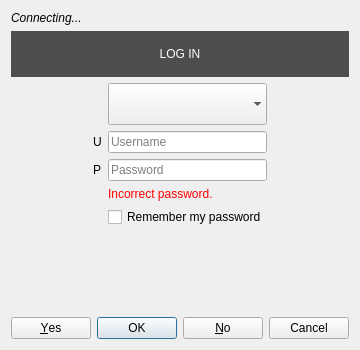
drawpile/Drawpile, file src/desktop/ui/logindialog.ui: the form before one commit.
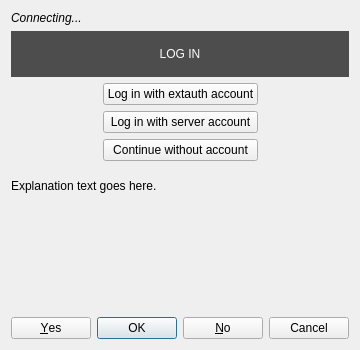
The form after the commit. The open tabs and pages were chosen to show the change. Icons and pictures are not drawn. Custom widgets are drawn as their Qt base class.

Diff of the .ui file:
```diff
--- a/src/desktop/ui/logindialog.ui
+++ b/src/desktop/ui/logindialog.ui
@@ -79,7 +79,7 @@
         </widget>
        </item>
        <item>
-        <layout class="QGridLayout">
+        <layout class="QGridLayout" name="authPageLayout">
          <item row="3" column="2">
           <widget class="QLabel" name="badPasswordLabel">
            <property name="styleSheet">
@@ -110,19 +110,6 @@
            </property>
           </widget>
          </item>
-         <item row="2" column="0">
-          <spacer>
-           <property name="orientation">
-            <enum>Qt::Horizontal</enum>
-           </property>
-           <property name="sizeHint" stdset="0">
-            <size>
-             <width>40</width>
-             <height>20</height>
-            </size>
-           </property>
-          </spacer>
-         </item>
          <item row="1" column="2">
           <widget class="QLineEdit" name="username">
            <property name="placeholderText">
@@ -130,19 +117,6 @@
            </property>
           </widget>
          </item>
-         <item row="2" column="3">
-          <spacer>
-           <property name="orientation">
-            <enum>Qt::Horizontal</enum>
-           </property>
-           <property name="sizeHint" stdset="0">
-            <size>
-             <width>40</width>
-             <height>20</height>
-            </size>
-           </property>
-          </spacer>
-         </item>
          <item row="1" column="1">
           <widget class="QLabel" name="usernameIcon">
            <property name="text">
@@ -179,14 +153,43 @@
         </layout>
        </item>
        <item>
-        <spacer>
+        <spacer name="authPageFixedSpacer">
          <property name="orientation">
           <enum>Qt::Vertical</enum>
          </property>
+         <property name="sizeType">
+          <enum>QSizePolicy::Fixed</enum>
+         </property>
          <property name="sizeHint" stdset="0">
           <size>
-           <width>20</width>
-           <height>59</height>
+           <width>0</width>
+           <height>6</height>
+          </size>
+         </property>
+        </spacer>
+       </item>
+       <item>
+        <widget class="QLabel" name="authExplanationLabel">
+         <property name="text">
+          <string notr="true">&lt;html&gt;&lt;head/&gt;&lt;body&gt;&lt;p&gt;Login explanation goes here.&lt;/p&gt;&lt;/body&gt;&lt;/html&gt;</string>
+         </property>
+         <property name="textFormat">
+          <enum>Qt::RichText</enum>
+         </property>
+         <property name="wordWrap">
+          <bool>true</bool>
+         </property>
+        </widget>
+       </item>
+       <item>
+        <spacer name="authPageBottomSpacer">
+         <property name="orientation">
+          <enum>Qt::Vertical</enum>
+         </property>
+         <property name="sizeHint" stdset="0">
+          <size>
+           <width>0</width>
+           <height>0</height>
           </size>
          </property>
         </spacer>
@@ -488,6 +491,132 @@
        </item>
       </layout>
      </widget>
+     <widget class="QWidget" name="authModePage">
+      <layout class="QGridLayout" name="authModePageLayout">
+       <property name="leftMargin">
+        <number>0</number>
+       </property>
+       <property name="topMargin">
+        <number>0</number>
+       </property>
+       <property name="rightMargin">
+        <number>0</number>
+       </property>
+       <property name="bottomMargin">
+        <number>0</number>
+       </property>
+       <item row="0" column="0" colspan="3">
+        <widget class="QLabel" name="authModePromptLabel">
+         <property name="styleSheet">
+          <string notr="true">background: #4d4d4d;
+color: #fcfcfc;
+padding: 16px;</string>
+         </property>
+         <property name="text">
+          <string notr="true">LOG IN</string>
+         </property>
+         <property name="textFormat">
+          <enum>Qt::PlainText</enum>
+         </property>
+         <property name="alignment">
+          <set>Qt::AlignCenter</set>
+         </property>
+        </widget>
+       </item>
+       <item row="2" column="0" rowspan="4">
+        <spacer name="authModePageLeftSpacer">
+         <property name="orientation">
+          <enum>Qt::Horizontal</enum>
+         </property>
+         <property name="sizeHint" stdset="0">
+          <size>
+           <width>0</width>
+           <height>0</height>
+          </size>
+         </property>
+        </spacer>
+       </item>
+       <item row="2" column="2" rowspan="4">
+        <spacer name="authModePageRightSpacer">
+         <property name="orientation">
+          <enum>Qt::Horizontal</enum>
+         </property>
+         <property name="sizeHint" stdset="0">
+          <size>
+           <width>0</width>
+           <height>0</height>
+          </size>
+         </property>
+        </spacer>
+       </item>
+       <item row="4" column="1">
+        <widget class="QPushButton" name="methodGuestButton">
+         <property name="text">
+          <string>Continue without account</string>
+         </property>
+        </widget>
+       </item>
+       <item row="7" column="0" colspan="3">
+        <widget class="QLabel" name="methodExplanationLabel">
+         <property name="text">
+          <string notr="true">Explanation text goes here.</string>
+         </property>
+         <property name="textFormat">
+          <enum>Qt::RichText</enum>
+         </property>
+         <property name="wordWrap">
+          <bool>true</bool>
+         </property>
+         <property name="openExternalLinks">
+          <bool>true</bool>
+         </property>
+        </widget>
+       </item>
+       <item row="8" column="0" colspan="3">
+        <spacer name="authModePageBottomSpacer">
+         <property name="orientation">
+          <enum>Qt::Vertical</enum>
+         </property>
+         <property name="sizeHint" stdset="0">
+          <size>
+           <width>0</width>
+           <height>0</height>
+          </size>
+         </property>
+        </spacer>
+       </item>
+       <item row="3" column="1">
+        <widget class="QPushButton" name="methodAuthButton">
+         <property name="text">
+          <string>Log in with server account</string>
+         </property>
+        </widget>
+       </item>
+       <item row="2" column="1">
+        <widget class="QPushButton" name="methodExtAuthButton">
+         <property name="text">
+          <string notr="true">Log in with extauth account</string>
+         </property>
+        </widget>
+       </item>
+       <item row="6" column="0" colspan="3">
+        <spacer name="authModePageFixedSpacer">
+         <property name="orientation">
+          <enum>Qt::Vertical</enum>
+         </property>
+         <property name="sizeType">
+          <enum>QSizePolicy::Fixed</enum>
+         </property>
+         <property name="sizeHint" stdset="0">
+          <size>
+           <width>0</width>
+           <height>6</height>
+          </size>
+         </property>
+        </spacer>
+       </item>
+      </layout>
+     </widget>
     </widget>
    </item>
    <item>
```
Left out of the diff: 83 changed lines with no effect on the pictures.
